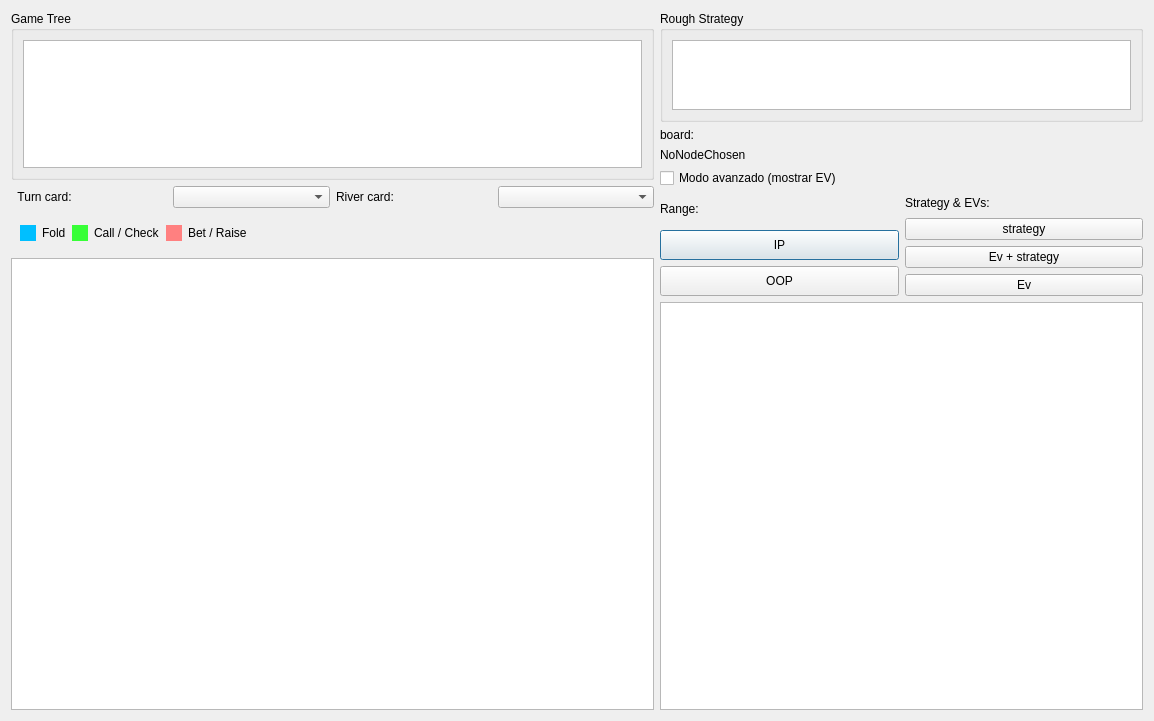
Qt form strategyexplorer.ui (NicolasTu-dev/NicoSolver) before a commit.
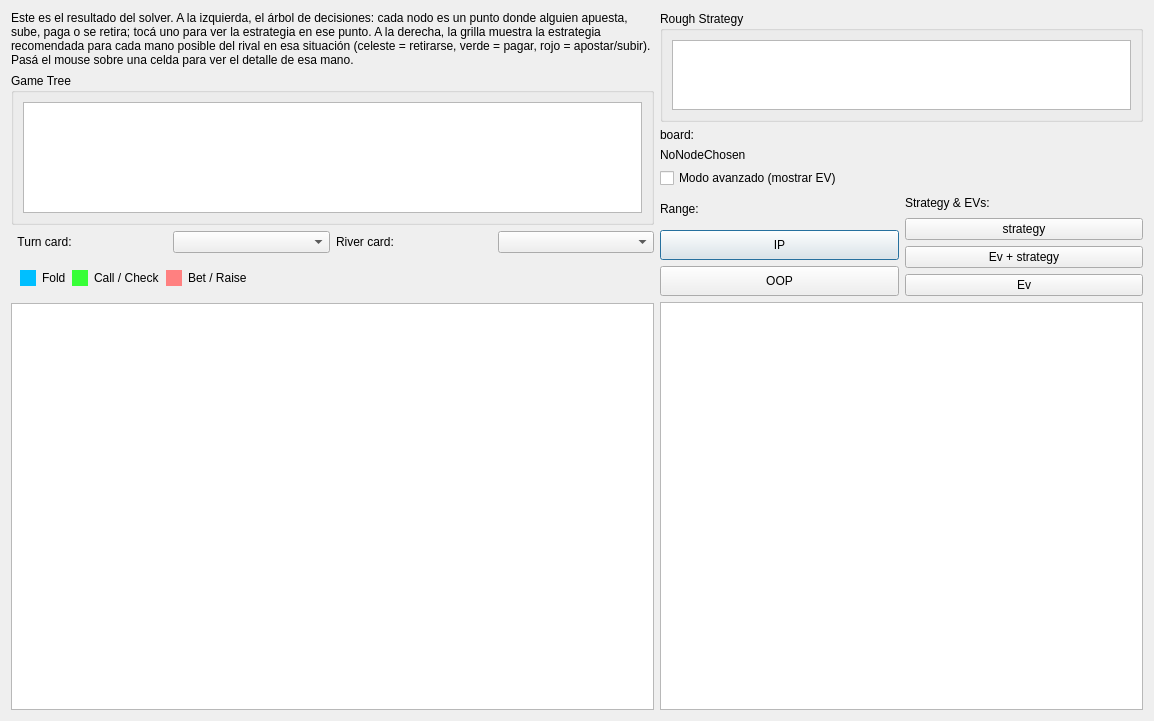
The same form after that commit. Custom widgets are drawn as their Qt base class.

Commit message: Fix wizard layout stretching, improve range/bet-size explanations, rebrand to NicoSolver

What changed in the file:
```diff
--- a/strategyexplorer.ui
+++ b/strategyexplorer.ui
@@ -15,7 +15,17 @@
   </property>
   <layout class="QHBoxLayout" name="horizontalLayout" stretch="4,3">
    <item>
-    <layout class="QVBoxLayout" name="verticalLayout" stretch="3,0,0,8">
+    <layout class="QVBoxLayout" name="verticalLayout" stretch="0,3,0,0,8">
+     <item>
+      <widget class="QLabel" name="explorerIntroLabel">
+       <property name="wordWrap">
+        <bool>true</bool>
+       </property>
+       <property name="text">
+        <string>Este es el resultado del solver. A la izquierda, el árbol de decisiones: cada nodo es un punto donde alguien apuesta, sube, paga o se retira; tocá uno para ver la estrategia en ese punto. A la derecha, la grilla muestra la estrategia recomendada para cada mano posible del rival en esa situación (celeste = retirarse, verde = pagar, rojo = apostar/subir). Pasá el mouse sobre una celda para ver el detalle de esa mano.</string>
+       </property>
+      </widget>
+     </item>
      <item>
       <widget class="QGroupBox" name="groupBox">
        <property name="title">
```
The commit also changes 23 other files.
